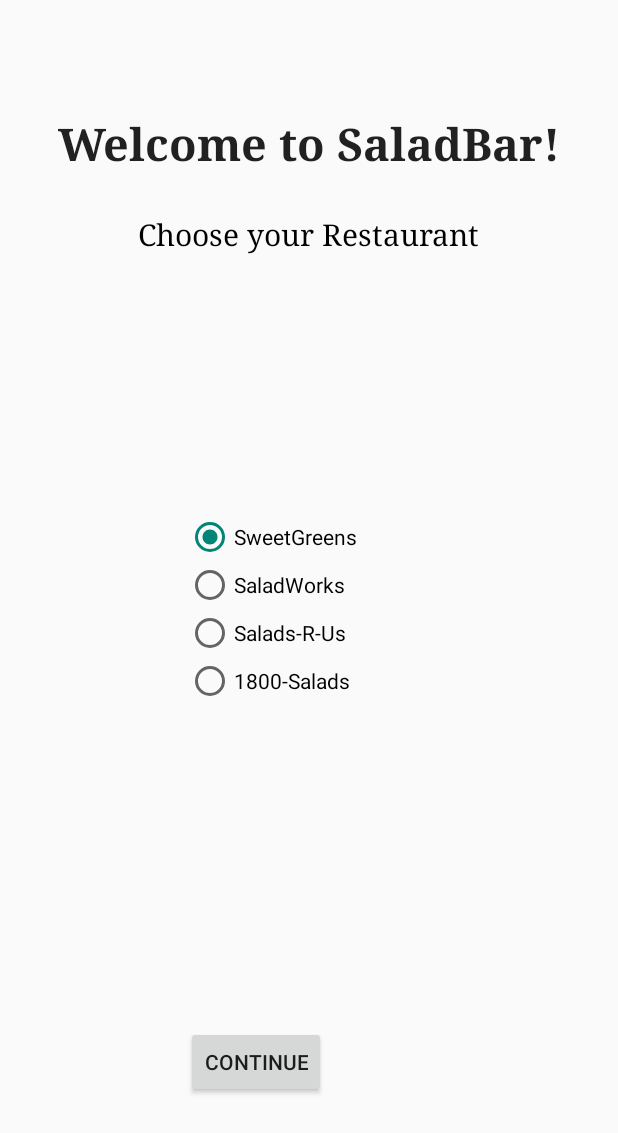
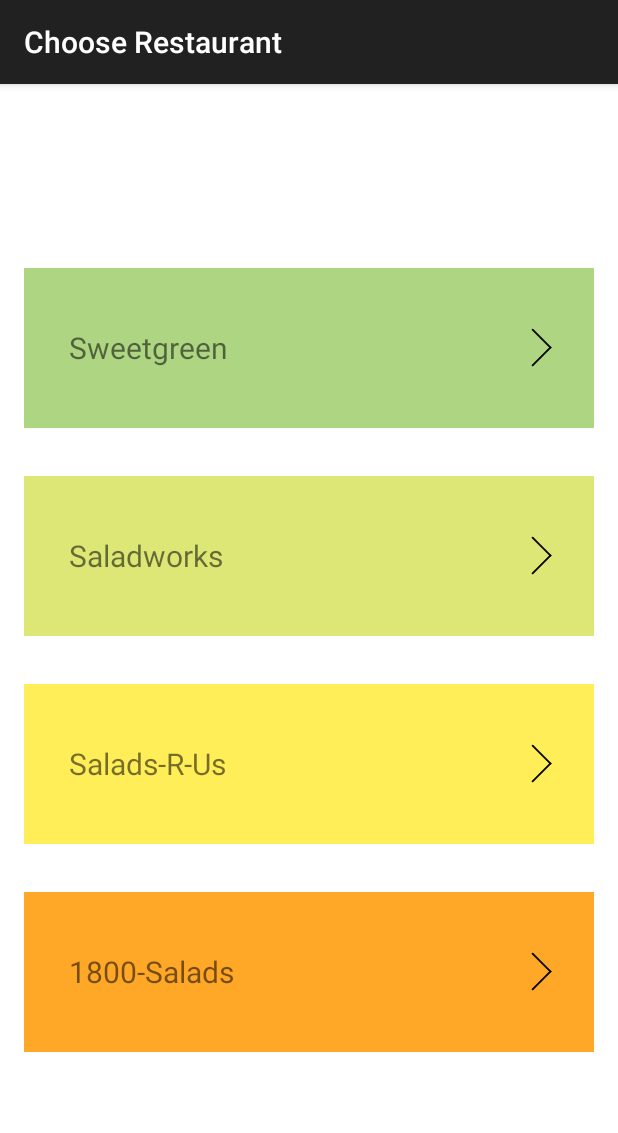
Before and after one commit to gonzalo-m/salad-bar, an Android app: the screen it shows after launch (RestaurantSelectorActivity), on a phone screen of 412 x 824 dp. Shown: the top 1133 px of the screen. Run offline under Robolectric (Android 15) with nearby library versions, the phone set to English and light mode, and no system bars.

Commit message:
Changed RestaurantSelectorActivity to be consistent with our proposed design and with other Activities

```diff
--- a/android/SaladBar/app/src/main/java/com/sb/saladbar/RestaurantSelectorFragment.java
+++ b/android/SaladBar/app/src/main/java/com/sb/saladbar/RestaurantSelectorFragment.java
@@ -5,6 +5,10 @@ import android.view.LayoutInflater;
 import android.view.View;
 import android.view.ViewGroup;
 
+
+/**
+ * @deprecated
+ */
 public class RestaurantSelectorFragment extends android.support.v4.app.Fragment {
 
     private static final String TAG = RestaurantSelectorFragment.class.getSimpleName();
--- /dev/null
+++ b/android/SaladBar/app/src/main/res/drawable/arrow.xml
@@ -0,0 +1,36 @@
+<layer-list xmlns:android="http://schemas.android.com/apk/res/android" >
+    <item>
+        <shape>
+            <solid android:color="@android:color/transparent"/>
+            <size android:width="2dp" android:height="50dp"/>
+        </shape>
+    </item>
+
+    <item android:bottom="20dp">
+        <rotate
+            android:fromDegrees="-45"
+            android:toDegrees="45">
+            <shape android:shape="rectangle">
+                <solid android:color="@android:color/black"/>
+                <corners
+                    android:radius="1dp"
+                    android:bottomRightRadius="0dp"
+                    android:bottomLeftRadius="0dp"/>
+            </shape>
+        </rotate>
+    </item>
+
+    <item android:top="20dp">
+        <rotate
+            android:fromDegrees="45"
+            android:toDegrees="45">
+            <shape android:shape="rectangle">
+                <solid android:color="@android:color/black"/>
+                <corners
+                    android:radius="1dp"
+                    android:topRightRadius="0dp"
+                    android:topLeftRadius="0dp"/>
+            </shape>
+        </rotate>
+    </item>
+</layer-list>
--- a/android/SaladBar/app/src/main/res/layout/activity_restaurant_selector.xml
+++ b/android/SaladBar/app/src/main/res/layout/activity_restaurant_selector.xml
@@ -1,89 +1,131 @@
-<FrameLayout xmlns:android="http://schemas.android.com/apk/res/android"
-    xmlns:tools="http://schemas.android.com/tools" android:layout_width="match_parent"
-    android:layout_height="match_parent" tools:context="com.sb.saladbar.RestaurantSelector">
+<?xml version="1.0" encoding="utf-8"?>
+<LinearLayout xmlns:android="http://schemas.android.com/apk/res/android"
+    android:orientation="vertical" android:layout_width="match_parent"
+    android:layout_height="match_parent"
+    android:background="@color/white">
 
-    <TextView android:layout_width="wrap_content" android:layout_height="169dp"
-        android:text="Choose your Restaurant"
-        android:layout_gravity="center_horizontal|top"
-        android:gravity="bottom"
-        android:textColor="#000000"
-        android:textSize="20dp"
-        android:typeface="serif" />
+    <RelativeLayout
+        android:layout_width="match_parent"
+        android:layout_height="0dp"
+        android:layout_weight="1">
 
-    <LinearLayout
-        android:orientation="vertical"
-        android:layout_width="164dp"
-        android:layout_height="140dp"
-        android:layout_gravity="center"
-        android:nestedScrollingEnabled="false">
+    </RelativeLayout>
 
-        <RadioGroup xmlns:android="http://schemas.android.com/apk/res/android"
-            android:layout_width="fill_parent"
-            android:layout_height="wrap_content"
-            android:orientation="vertical"
-            android:id="@+id/Restaurant_Choice">
 
-        <RadioButton
+    <RelativeLayout
+        android:layout_width="match_parent"
+        android:layout_height="0dp"
+        android:layout_weight="1"
+        android:layout_margin="16dp"
+        android:background="#AED581"
+        android:tag="Sweetgreen"
+        android:onClick="continueActivity">
+
+
+        <TextView
             android:layout_width="wrap_content"
             android:layout_height="wrap_content"
-            android:text="SweetGreens"
-            android:id="@+id/resChooser"
-            android:layout_gravity="left|center_horizontal"
-            android:checked="true" />
+            android:layout_marginLeft="30dp"
+            android:layout_alignParentLeft="true"
+            android:layout_centerVertical="true"
+            android:text="Sweetgreen"
+            android:textSize="20sp"/>
+        <ImageView
+            android:layout_width="30dp"
+            android:layout_height="30dp"
+            android:layout_marginRight="20dp"
+            android:layout_centerVertical="true"
+            android:layout_alignParentRight="true"
+            android:src="@drawable/arrow"/>
 
-        <RadioButton
+    </RelativeLayout>
+
+    <RelativeLayout
+        android:layout_width="match_parent"
+        android:layout_height="0dp"
+        android:layout_weight="1"
+        android:layout_margin="16dp"
+        android:background="#DCE775"
+        android:tag="Saladworks"
+        android:onClick="continueActivity">
+
+        <TextView
             android:layout_width="wrap_content"
             android:layout_height="wrap_content"
-            android:text="SaladWorks"
-            android:id="@+id/radioButton2"
-            android:layout_gravity="left|center_horizontal"
-            android:checked="false"/>
+            android:layout_marginLeft="30dp"
+            android:layout_alignParentLeft="true"
+            android:layout_centerVertical="true"
+            android:text="Saladworks"
+            android:textSize="20sp"/>
+        <ImageView
+            android:layout_width="30dp"
+            android:layout_height="30dp"
+            android:layout_marginRight="20dp"
+            android:layout_centerVertical="true"
+            android:layout_alignParentRight="true"
+            android:src="@drawable/arrow"/>
 
-        <RadioButton
+    </RelativeLayout>
+
+    <RelativeLayout
+        android:layout_width="match_parent"
+        android:layout_height="0dp"
+        android:layout_weight="1"
+        android:layout_margin="16dp"
+        android:background="#FFEE58"
+        android:tag="Salads-R-Us"
+        android:onClick="continueActivity">
+
+        <TextView
             android:layout_width="wrap_content"
             android:layout_height="wrap_content"
+            android:layout_marginLeft="30dp"
+            android:layout_alignParentLeft="true"
+            android:layout_centerVertical="true"
             android:text="Salads-R-Us"
-            android:id="@+id/radioButton3"
-            android:layout_gravity="left|center_horizontal"
-            android:checked="false" />
+            android:textSize="20sp"/>
+        <ImageView
+            android:layout_width="30dp"
+            android:layout_height="30dp"
+            android:layout_marginRight="20dp"
+            android:layout_centerVertical="true"
+            android:layout_alignParentRight="true"
+            android:src="@drawable/arrow"/>
 
-        <RadioButton
-            android:layout_width="wrap_content"
-            android:layout_height="wrap_content"
-            android:text="1800-Salads"
-            android:id="@+id/radioButton4"
-            android:layout_gravity="left|center_horizontal"
-            android:checked="false" />
-        </RadioGroup>
+    </RelativeLayout>
 
-    </LinearLayout>
+    <RelativeLayout
+        android:layout_width="match_parent"
+        android:layout_height="0dp"
+        android:layout_weight="1"
+        android:layout_margin="16dp"
+        android:background="#FFA726"
+        android:tag="1800-Salads"
+        android:onClick="continueActivity">
 
-    <LinearLayout
-        android:orientation="vertical"
-        android:layout_width="164dp"
-        android:layout_height="140dp"
-        android:layout_gravity="center_horizontal|bottom" >
+        <TextView
+        android:layout_width="wrap_content"
+        android:layout_height="wrap_content"
+        android:layout_marginLeft="30dp"
+        android:layout_alignParentLeft="true"
+        android:layout_centerVertical="true"
+        android:text="1800-Salads"
+        android:textSize="20sp"/>
+        <ImageView
+            android:layout_width="30dp"
+            android:layout_height="30dp"
+            android:layout_marginRight="20dp"
+            android:layout_centerVertical="true"
+            android:layout_alignParentRight="true"
+            android:src="@drawable/arrow"/>
 
-        <Button
-            android:layout_width="wrap_content"
-            android:layout_height="wrap_content"
-            android:text="CONTINUE"
-            android:id="@+id/button"
-            android:onClick="continueActivity" />
-    </LinearLayout>
+    </RelativeLayout>
 
-    <TextView
+    <RelativeLayout
         android:layout_width="match_parent"
-        android:layout_height="112dp"
-        android:textAppearance="?android:attr/textAppearanceLarge"
-        android:text="Welcome to SaladBar!"
-        android:id="@+id/textView4"
-        android:layout_gravity="right|top"
-        android:textSize="30dp"
-        android:layout_marginTop="40dp"
-        android:textAlignment="center"
-        android:textStyle="bold"
-        android:typeface="serif"
-        android:gravity="center" />
+        android:layout_height="0dp"
+        android:layout_weight="1">
 
-</FrameLayout>
+    </RelativeLayout>
+
+</LinearLayout>
--- /dev/null
+++ b/android/SaladBar/app/src/main/res/menu/menu_main2.xml
@@ -0,0 +1,6 @@
+<menu xmlns:android="http://schemas.android.com/apk/res/android"
+    xmlns:app="http://schemas.android.com/apk/res-auto"
+    xmlns:tools="http://schemas.android.com/tools" tools:context="com.sb.saladbar.RestaurantSelectorActivity">
+    <item android:id="@+id/action_settings" android:title="@string/action_settings"
+        android:orderInCategory="100" app:showAsAction="never" />
+</menu>
--- a/android/SaladBar/app/src/main/res/values/strings.xml
+++ b/android/SaladBar/app/src/main/res/values/strings.xml
@@ -32,5 +32,8 @@
     <string name="title">Salad Bar</string>
     <string name="toast_empty_salad">Bowl is empty. Please add ingredients.</string>
     <string name="toast_no_base">You have not chosen a base ingredient yet.</string>
+    <string name="title_activity_restaurant_selector">Choose Restaurant</string>
+
+    <string name="hello_world">Hello world!</string>
 
 </resources>
```
Also changed, not shown: android/SaladBar/app/src/main/AndroidManifest.xml (+10 -13 lines), android/SaladBar/app/src/main/java/com/sb/saladbar/RestaurantSelectorActivity.java (+2 -6 lines), android/SaladBar/app/src/main/res/layout/activity_restaurant_selector_new.xml (deleted, +0 -89 lines).
